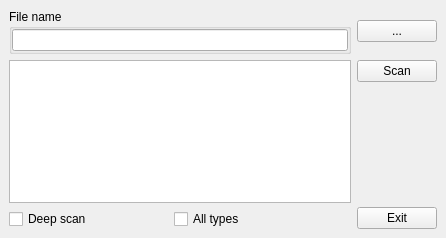
First picture: the form in lite_source/litemainwindow.ui, repository horsicq/DIE-engine, before the edit.
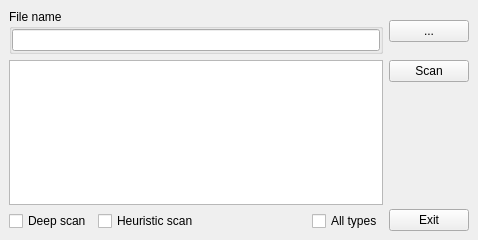
Second picture: the form after the edit.

The edit to the form file:
```diff
--- a/lite_source/litemainwindow.ui
+++ b/lite_source/litemainwindow.ui
@@ -6,8 +6,8 @@
    <rect>
     <x>0</x>
     <y>0</y>
-    <width>446</width>
-    <height>238</height>
+    <width>478</width>
+    <height>240</height>
    </rect>
   </property>
   <property name="windowTitle">
@@ -70,6 +70,13 @@
             </property>
            </widget>
           </item>
+          <item>
+           <widget class="QCheckBox" name="checkBoxHeuristicScan">
+            <property name="text">
+             <string>Heuristic scan</string>
+            </property>
+           </widget>
+          </item>
           <item>
            <spacer name="horizontalSpacer">
             <property name="orientation">
@@ -90,22 +97,6 @@
             </property>
            </widget>
           </item>
-          <item>
-           <widget class="QLabel" name="labelScanTime">
-            <property name="minimumSize">
-             <size>
-              <width>100</width>
-              <height>0</height>
-             </size>
-            </property>
-            <property name="text">
-             <string/>
-            </property>
-            <property name="alignment">
-             <set>Qt::AlignRight|Qt::AlignTrailing|Qt::AlignVCenter</set>
-            </property>
-           </widget>
-          </item>
          </layout>
         </item>
        </layout>
@@ -119,6 +110,22 @@
           </property>
          </widget>
         </item>
+        <item>
+         <widget class="QLabel" name="labelScanTime">
+          <property name="maximumSize">
+           <size>
+            <width>75</width>
+            <height>16777215</height>
+           </size>
+          </property>
+          <property name="text">
+           <string/>
+          </property>
+          <property name="alignment">
+           <set>Qt::AlignRight|Qt::AlignTrailing|Qt::AlignVCenter</set>
+          </property>
+         </widget>
+        </item>
         <item>
          <spacer name="verticalSpacer">
           <property name="orientation">
```
